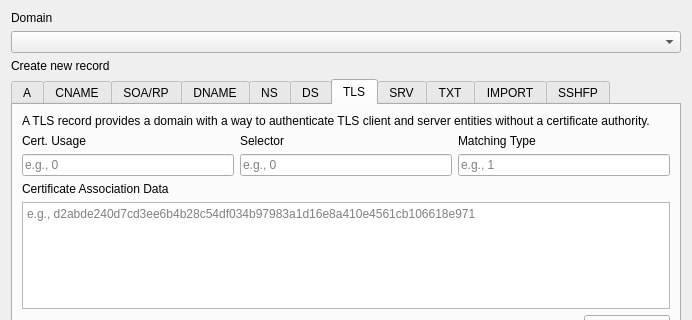
The window that src/qt/forms/dnsdialog.ui (brandonrobertz/namecoin-core) describes before a commit, drawn with Qt 5; both pictures show x 0 to 692 and y 0 to 320 of the 692 by 635 pixel window.
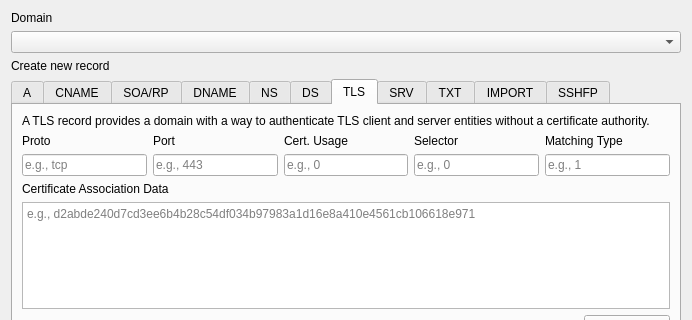
The same window after the commit. The open tabs and pages were chosen to show the change. Custom widgets are drawn as their Qt base class.

Patch:
```diff
--- a/src/qt/forms/dnsdialog.ui
+++ b/src/qt/forms/dnsdialog.ui
@@ -589,6 +589,54 @@
        </item>
        <item>
         <layout class="QHBoxLayout" name="horizontalLayout_15">
+         <item>
+          <layout class="QVBoxLayout" name="verticalLayout_25">
+           <item>
+            <widget class="QLabel" name="labelTLSProto">
+             <property name="maximumSize">
+              <size>
+               <width>16777215</width>
+               <height>20</height>
+              </size>
+             </property>
+             <property name="text">
+              <string>Proto</string>
+             </property>
+            </widget>
+           </item>
+           <item>
+            <widget class="QLineEdit" name="editTLSProto">
+             <property name="placeholderText">
+              <string>e.g., tcp</string>
+             </property>
+            </widget>
+           </item>
+          </layout>
+         </item>
+         <item>
+          <layout class="QVBoxLayout" name="verticalLayout_18">
+           <item>
+            <widget class="QLabel" name="labelTLSPort">
+             <property name="maximumSize">
+              <size>
+               <width>16777215</width>
+               <height>20</height>
+              </size>
+             </property>
+             <property name="text">
+              <string>Port</string>
+             </property>
+            </widget>
+           </item>
+           <item>
+            <widget class="QLineEdit" name="editTLSPort">
+             <property name="placeholderText">
+              <string>e.g., 443</string>
+             </property>
+            </widget>
+           </item>
+          </layout>
+         </item>
          <item>
           <layout class="QVBoxLayout" name="verticalLayout_13">
            <item>
```
Left out of the diff: 46 changed lines with no effect on the pictures.
